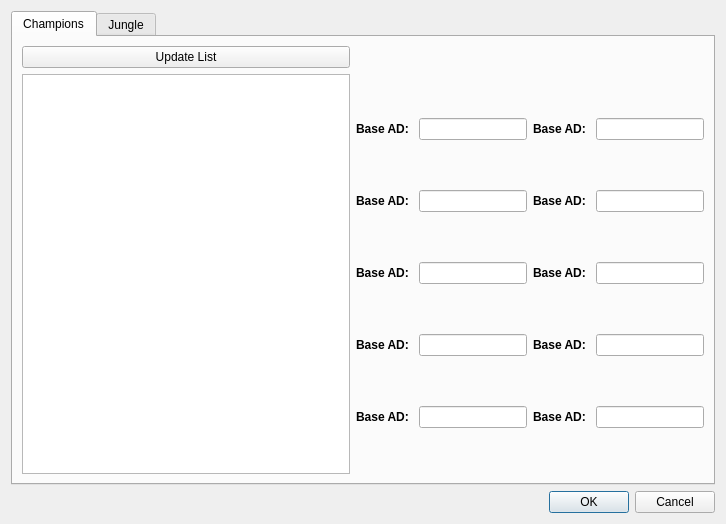
This is stats.ui in SandvichVonNom/JungleModel as Qt 5 draws it before an edit. The edited form follows.
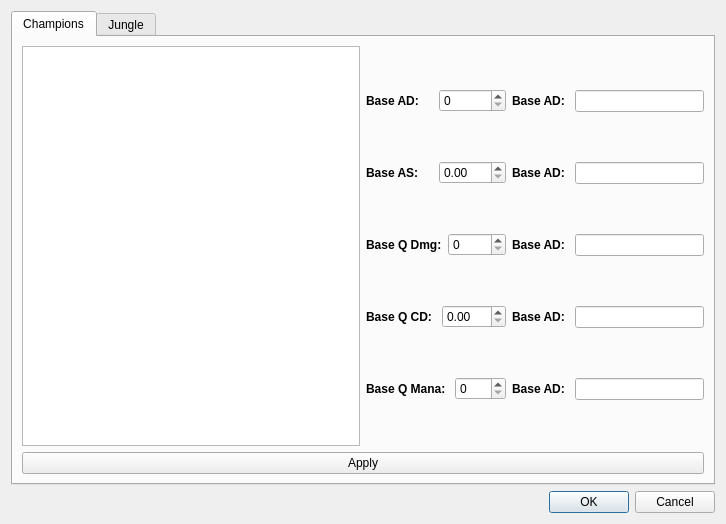
This is the edited form.

Commit message: Adding an apply button to settings configuration, allow value updates

The edit to the form file:
```diff
--- a/stats.ui
+++ b/stats.ui
@@ -38,10 +38,10 @@
         <layout class="QGridLayout" name="gridLayout_4">
          <item row="0" column="0">
           <layout class="QGridLayout" name="gridLayout_3">
-           <item row="1" column="0">
+           <item row="0" column="0">
             <widget class="QListWidget" name="listChampions"/>
            </item>
-           <item row="1" column="1">
+           <item row="0" column="1">
             <layout class="QHBoxLayout" name="horizontalLayout_11">
              <item>
               <layout class="QVBoxLayout" name="verticalLayout">
@@ -61,7 +61,11 @@
                   </widget>
                  </item>
                  <item>
-                  <widget class="QLineEdit" name="lineBaseAD"/>
+                  <widget class="QSpinBox" name="baseAD">
+                   <property name="maximum">
+                    <number>999</number>
+                   </property>
+                  </widget>
                  </item>
                 </layout>
                </item>
@@ -76,12 +80,16 @@
                     </font>
                    </property>
                    <property name="text">
-                    <string>Base AD: </string>
+                    <string>Base AS: </string>
                    </property>
                   </widget>
                  </item>
                  <item>
-                  <widget class="QLineEdit" name="lineEdit_2"/>
+                  <widget class="QDoubleSpinBox" name="baseAS">
+                   <property name="maximum">
+                    <double>999.899999999999977</double>
+                   </property>
+                  </widget>
                  </item>
                 </layout>
                </item>
@@ -96,12 +104,16 @@
                     </font>
                    </property>
                    <property name="text">
-                    <string>Base AD: </string>
+                    <string>Base Q Dmg:</string>
                    </property>
                   </widget>
                  </item>
                  <item>
-                  <widget class="QLineEdit" name="lineEdit_3"/>
+                  <widget class="QSpinBox" name="QDmg">
+                   <property name="maximum">
+                    <number>999</number>
+                   </property>
+                  </widget>
                  </item>
                 </layout>
                </item>
@@ -116,12 +128,16 @@
                     </font>
                    </property>
                    <property name="text">
-                    <string>Base AD: </string>
+                    <string>Base Q CD: </string>
                    </property>
                   </widget>
                  </item>
                  <item>
-                  <widget class="QLineEdit" name="lineEdit_4"/>
+                  <widget class="QDoubleSpinBox" name="QCD">
+                   <property name="maximum">
+                    <double>999.899999999999977</double>
+                   </property>
+                  </widget>
                  </item>
                 </layout>
                </item>
@@ -136,12 +152,16 @@
                     </font>
                    </property>
                    <property name="text">
-                    <string>Base AD: </string>
+                    <string>Base Q Mana: </string>
                    </property>
                   </widget>
                  </item>
                  <item>
-                  <widget class="QLineEdit" name="lineEdit_5"/>
+                  <widget class="QSpinBox" name="QMana">
+                   <property name="maximum">
+                    <number>999</number>
+                   </property>
+                  </widget>
                  </item>
                 </layout>
                </item>
@@ -253,15 +273,15 @@
              </item>
             </layout>
            </item>
-           <item row="0" column="0">
-            <widget class="QPushButton" name="buttonUpdateChampions">
-             <property name="text">
-              <string>Update List</string>
-             </property>
-            </widget>
-           </item>
           </layout>
          </item>
+         <item row="1" column="0">
+          <widget class="QPushButton" name="buttonApply">
+           <property name="text">
+            <string>Apply</string>
+           </property>
+          </widget>
+         </item>
         </layout>
        </widget>
        <widget class="QWidget" name="statsTabJungle">
```
The commit also changes 4 other files.
